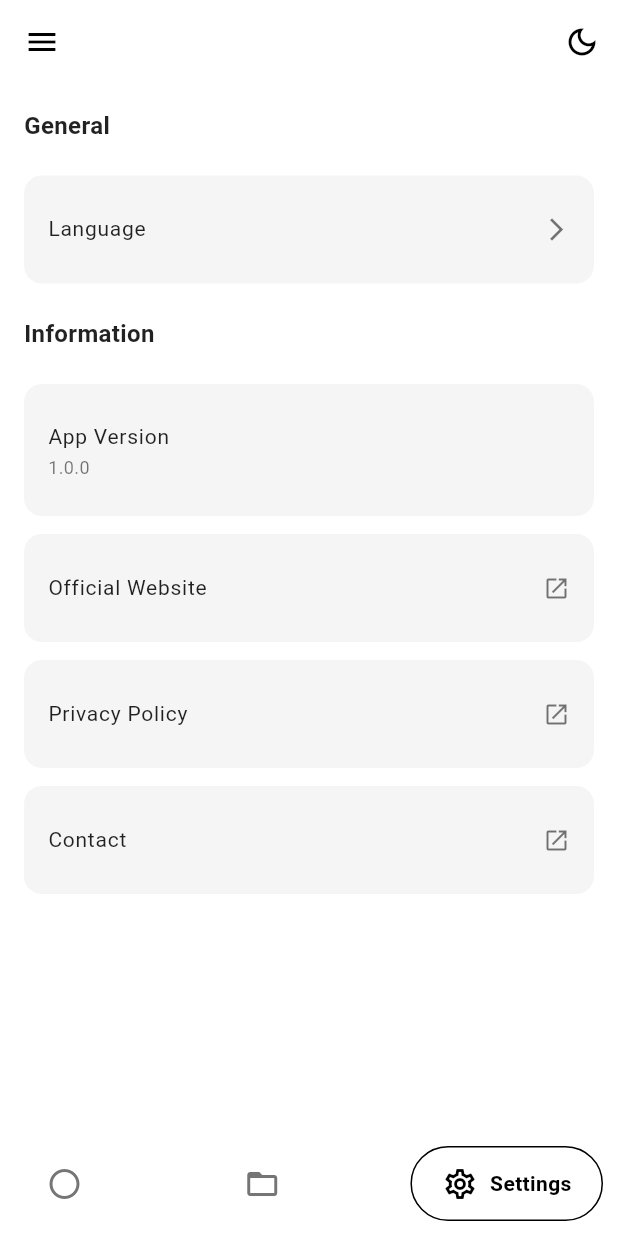
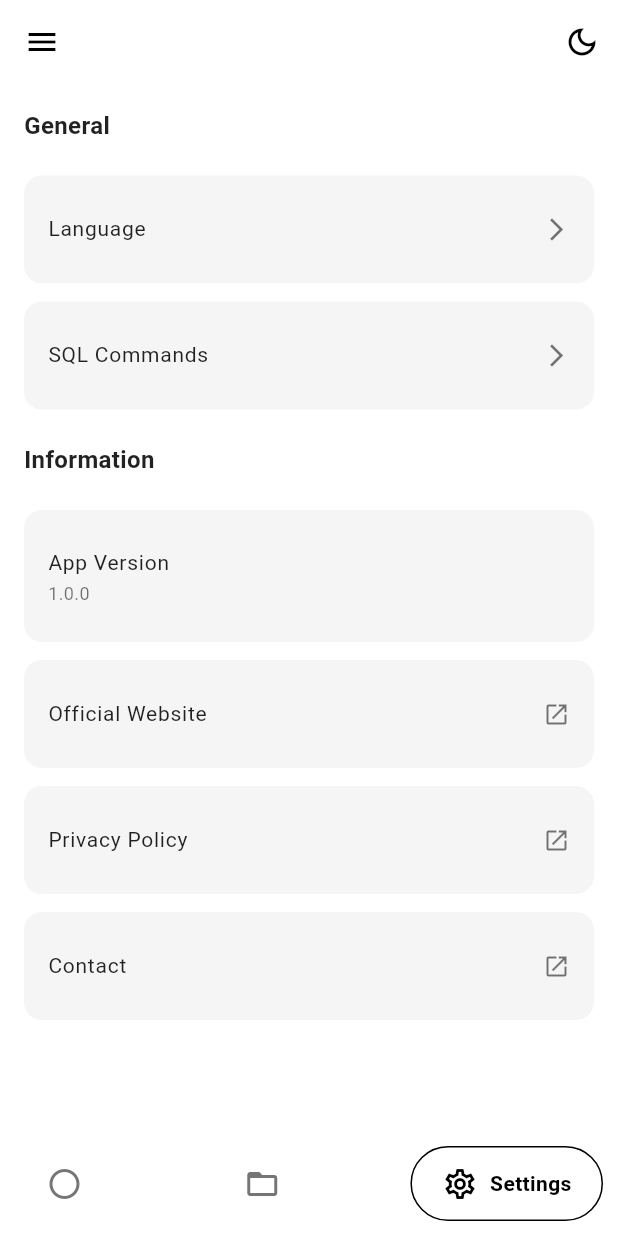
Before and after one commit to dariomatias-dev/sql_studio_app, a Flutter app: the screen it shows after launch, swiped to page 3, on a phone screen of 412 x 824 dp. Run offline on Flutter 3.47's test engine with Material 3 defaults, Android fonts, the phone set to English and light mode, and no system bars; drawn by our look-alikes of google_nav_bar; our stand-ins replace flutter_highlight, go_router; missing offline and left inert: code_text_field, highlight.

Commit message:
feat(lib/src/screen/settings): restructured elements
- Restructured elements for improved user experience and usability.

```diff
--- a/lib/src/screen/settings/settings_screen.dart
+++ b/lib/src/screen/settings/settings_screen.dart
@@ -1,4 +1,7 @@
 import 'package:flutter/material.dart';
+
+import 'package:sql_studio/src/screen/settings/widgets/settings_card_widget.dart';
+import 'package:sql_studio/src/screen/settings/widgets/settings_section_title_widget.dart';
 
 class SettingsScreen extends StatelessWidget {
   const SettingsScreen({super.key});
@@ -8,82 +11,44 @@ class SettingsScreen extends StatelessWidget {
     return Scaffold(
       backgroundColor: Colors.white,
       body: Padding(
-        padding: EdgeInsets.symmetric(horizontal: 16.0),
+        padding: const EdgeInsets.symmetric(horizontal: 16.0),
         child: ListView(
-          children: const <Widget>[
-            SectionTitle(title: 'General'),
-            SettingsCard(title: 'Language', icon: Icons.arrow_forward_ios),
-            SectionTitle(title: 'Information'),
-            SettingsCard(title: 'App Version', subtitle: '1.0.0'),
-            SettingsCard(title: 'Official Website', icon: Icons.open_in_new),
-            SettingsCard(title: 'Privacy Policy', icon: Icons.open_in_new),
-            SettingsCard(title: 'Contact', icon: Icons.open_in_new),
+          children: <Widget>[
+            const SettingsSectionTitleWidget(title: 'General'),
+            SettingsCardWidget(
+              onTap: () {},
+              title: 'Language',
+              icon: Icons.arrow_forward_ios,
+            ),
+            SettingsCardWidget(
+              onTap: () {},
+              title: 'SQL Commands',
+              icon: Icons.arrow_forward_ios,
+            ),
+            const SettingsSectionTitleWidget(title: 'Information'),
+            SettingsCardWidget(
+              onTap: () {},
+              title: 'App Version',
+              subtitle: '1.0.0',
+            ),
+            SettingsCardWidget(
+              onTap: () {},
+              title: 'Official Website',
+              icon: Icons.open_in_new,
+            ),
+            SettingsCardWidget(
+              onTap: () {},
+              title: 'Privacy Policy',
+              icon: Icons.open_in_new,
+            ),
+            SettingsCardWidget(
+              onTap: () {},
+              title: 'Contact',
+              icon: Icons.open_in_new,
+            ),
           ],
         ),
       ),
     );
   }
 }
-
-class SectionTitle extends StatelessWidget {
-  final String title;
-  const SectionTitle({required this.title, super.key});
-
-  @override
-  Widget build(BuildContext context) {
-    return Padding(
-      padding: const EdgeInsets.symmetric(vertical: 16.0),
-      child: Text(
-        title,
-        style: const TextStyle(
-          fontSize: 16.0,
-          fontWeight: FontWeight.w600,
-          color: Colors.black87,
-        ),
-      ),
-    );
-  }
-}
-
-class SettingsCard extends StatelessWidget {
-  final String title;
-  final String? subtitle;
-  final IconData? icon;
-  const SettingsCard({
-    required this.title,
-    this.subtitle,
-    this.icon,
-    super.key,
-  });
-
-  @override
-  Widget build(BuildContext context) {
-    return Container(
-      margin: const EdgeInsets.symmetric(vertical: 6.0),
-      decoration: BoxDecoration(
-        color: Colors.grey[100],
-        borderRadius: BorderRadius.circular(12.0),
-      ),
-      child: ListTile(
-        title: Text(
-          title,
-          style: const TextStyle(fontSize: 14.0, color: Colors.black87),
-        ),
-        subtitle: subtitle != null
-            ? Text(
-                subtitle!,
-                style: const TextStyle(fontSize: 12.0, color: Colors.black54),
-              )
-            : null,
-        trailing: icon != null
-            ? Icon(icon, size: 18.0, color: Colors.black54)
-            : null,
-        onTap: () {},
-        contentPadding: const EdgeInsets.symmetric(
-          horizontal: 16.0,
-          vertical: 8.0,
-        ),
-      ),
-    );
-  }
-}
--- /dev/null
+++ b/lib/src/screen/settings/widgets/settings_card_widget.dart
@@ -0,0 +1,57 @@
+import 'package:flutter/material.dart';
+
+class SettingsCardWidget extends StatelessWidget {
+  const SettingsCardWidget({
+    this.onTap,
+    required this.title,
+    this.subtitle,
+    this.icon,
+    super.key,
+  });
+
+  final VoidCallback? onTap;
+  final String title;
+  final String? subtitle;
+  final IconData? icon;
+
+  BorderRadius get _borderRadius => BorderRadius.circular(12.0);
+
+  @override
+  Widget build(BuildContext context) {
+    return Padding(
+      padding: const EdgeInsets.symmetric(vertical: 6.0),
+      child: Ink(
+        decoration: BoxDecoration(
+          color: Colors.grey.shade100,
+          borderRadius: _borderRadius,
+        ),
+        child: InkWell(
+          onTap: onTap,
+          borderRadius: _borderRadius,
+          child: ListTile(
+            contentPadding: const EdgeInsets.symmetric(
+              horizontal: 16.0,
+              vertical: 8.0,
+            ),
+            title: Text(
+              title,
+              style: const TextStyle(fontSize: 14.0, color: Colors.black87),
+            ),
+            subtitle: subtitle != null
+                ? Text(
+                    subtitle!,
+                    style: const TextStyle(
+                      fontSize: 12.0,
+                      color: Colors.black54,
+                    ),
+                  )
+                : null,
+            trailing: icon != null
+                ? Icon(icon, size: 18.0, color: Colors.black54)
+                : null,
+          ),
+        ),
+      ),
+    );
+  }
+}
--- /dev/null
+++ b/lib/src/screen/settings/widgets/settings_section_title_widget.dart
@@ -0,0 +1,22 @@
+import 'package:flutter/material.dart';
+
+class SettingsSectionTitleWidget extends StatelessWidget {
+  const SettingsSectionTitleWidget({required this.title, super.key});
+
+  final String title;
+
+  @override
+  Widget build(BuildContext context) {
+    return Padding(
+      padding: const EdgeInsets.symmetric(vertical: 16.0),
+      child: Text(
+        title,
+        style: const TextStyle(
+          fontSize: 16.0,
+          fontWeight: FontWeight.w600,
+          color: Colors.black87,
+        ),
+      ),
+    );
+  }
+}
```
